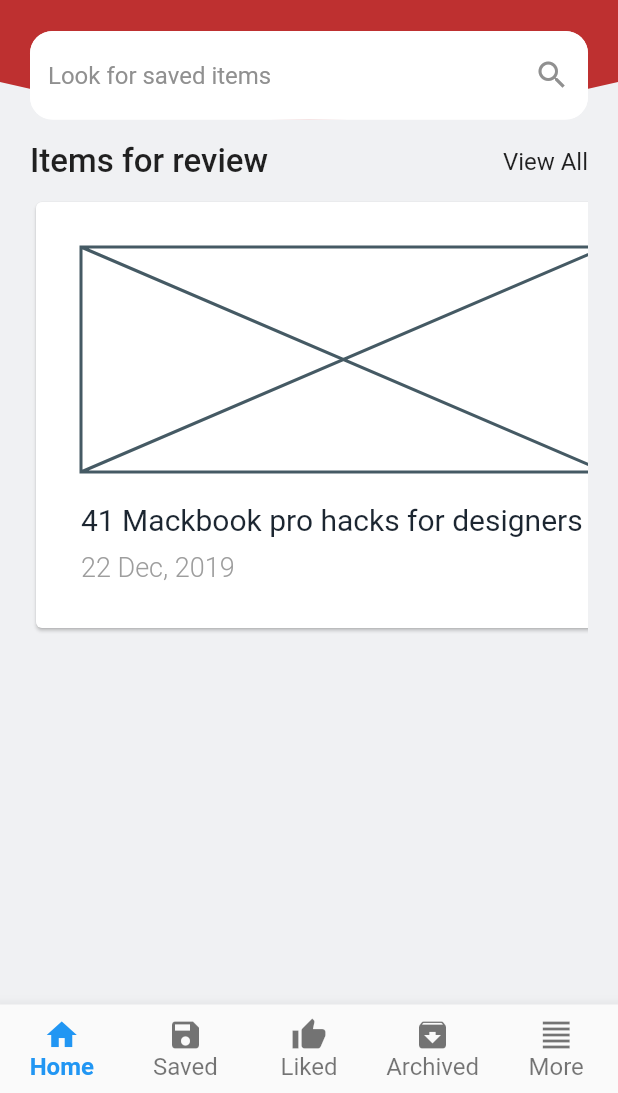
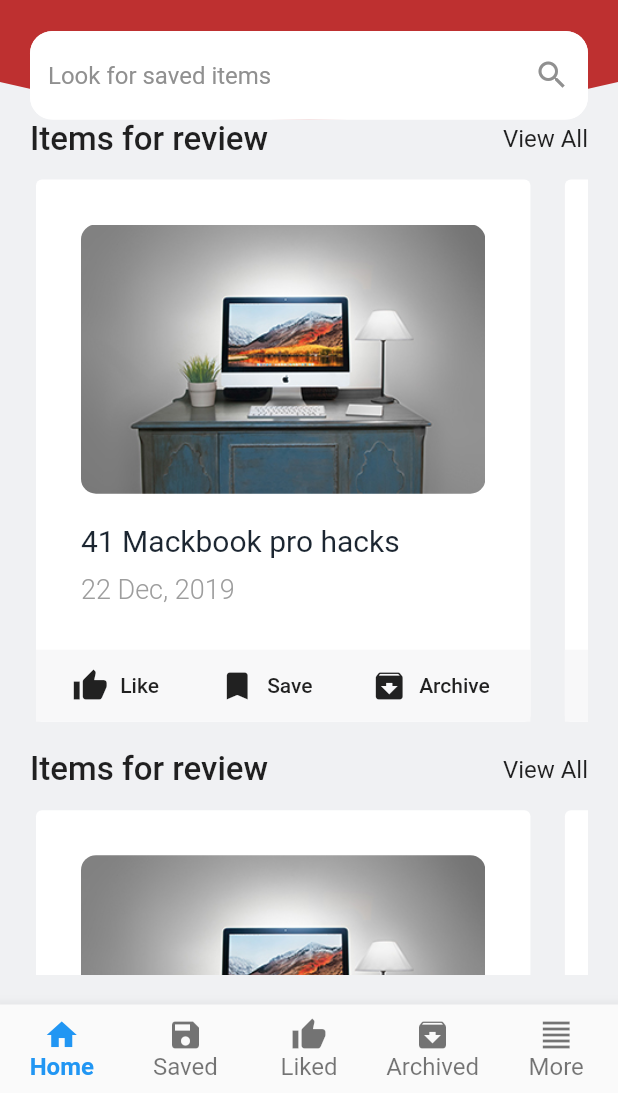
Before and after one commit to codingbbq/remember_me_app, a Flutter app: the screen it shows after launch, on a phone screen of 412 x 824 dp, the part 143-1236 px from its top. Run offline on Flutter 3.47's test engine with Material 2 defaults, Android fonts, the phone set to English and light mode, and no system bars.

Commit message:
Review cards with basic layout completed

```diff
--- a/lib/components/reviewCard.dart
+++ b/lib/components/reviewCard.dart
@@ -3,23 +3,34 @@ import 'package:flutter/material.dart';
 class ReviewCard extends StatelessWidget {
   @override
   Widget build(BuildContext context) {
-    return Card(
+    return Padding(
+      padding: const EdgeInsets.only(right: 15.0),
+      child: Card(
+        elevation: 0,
         child: Container(
+          width: MediaQuery.of(context).size.width * 0.80, // width of the card
+          child: Column(
+            crossAxisAlignment: CrossAxisAlignment.start,
+            children: <Widget>[
+              Padding(
                 padding: const EdgeInsets.all(30.0),
                 child: Column(
                   crossAxisAlignment: CrossAxisAlignment.start,
                   children: <Widget>[
                     Container(
-              child: Placeholder(
-                fallbackHeight: 150,
-                fallbackWidth: 350,
-              )
+                      child: ClipRRect(
+                      borderRadius: BorderRadius.circular(10),
+                      child: Image.asset(
+                        'assets/images/mac.jpg',
+                        fit: BoxFit.cover,
+                        ),
+                      ),
                     ),
                     SizedBox(
                       height: 20.0,
                     ),
                     Text(
-              "41 Mackbook pro hacks for designers",
+                      "41 Mackbook pro hacks",
                       style: TextStyle(
                         fontWeight: FontWeight.w400,
                         fontSize: 20.0,
@@ -36,8 +47,38 @@ class ReviewCard extends StatelessWidget {
                         fontWeight: FontWeight.w300,
                         color: Color(0xFF9d9d9d)
                       ),
+                    ),
+                  ],
+                ),
+              ),
+              Container(
+                width: MediaQuery.of(context).size.width,
+                color: Color(0xFFf8f8f9),
+                child: Row(
+                  mainAxisAlignment: MainAxisAlignment.spaceEvenly,
+                  children: <Widget>[
+                    FlatButton.icon(
+                      onPressed: (){},
+                      icon: Icon(Icons.thumb_up),
+                      label: Text("Like")
+                    ),
+
+                    FlatButton.icon(
+                      onPressed: (){},
+                      icon: Icon(Icons.bookmark),
+                      label: Text("Save")
+                    ),
+
+                    FlatButton.icon(
+                      onPressed: (){},
+                      icon: Icon(Icons.archive),
+                      label: Text("Archive")
+                    ),
+                  ],
+                ),
               )
             ],
+          ),
         ),
       ),
     );
--- a/lib/pages/home_page/elements/itemsforreview.dart
+++ b/lib/pages/home_page/elements/itemsforreview.dart
@@ -7,6 +7,7 @@ class ItemsForReview extends StatelessWidget {
   Widget build(BuildContext context) {
     return Container(
       child: Column(
+        crossAxisAlignment: CrossAxisAlignment.start,
         children: <Widget>[
           Row(
             mainAxisAlignment: MainAxisAlignment.spaceBetween,
@@ -40,6 +41,9 @@ class ItemsForReview extends StatelessWidget {
             child: Container(
               child: Row(
                 children: <Widget>[
+                  ReviewCard(),
+                  ReviewCard(),
+                  ReviewCard(),
                   ReviewCard()
                 ],
               ),
--- a/lib/pages/home_page/home_page.dart
+++ b/lib/pages/home_page/home_page.dart
@@ -22,12 +22,20 @@ class HomePage extends StatelessWidget {
                 height: 10.0,
               ),
               SearchBar(),
+              Expanded(
+                child: ListView(
+                  scrollDirection: Axis.vertical,
+                  children: <Widget>[
+                    ItemsForReview(),
                     SizedBox(
                       height: 15.0,
                     ),
                     ItemsForReview(),
                   ],
                 ),
+              )
+            ],
+        ),
       ),
     );
   }
--- a/pubspec.yaml
+++ b/pubspec.yaml
@@ -41,9 +41,8 @@ flutter:
   uses-material-design: true
 
   # To add assets to your application, add an assets section, like this:
-  # assets:
-  #  - images/a_dot_burr.jpeg
-  #  - images/a_dot_ham.jpeg
+  assets:
+   - assets/images/
 
   # An image asset can refer to one or more resolution-specific "variants", see
   # https://flutter.dev/assets-and-images/#resolution-aware.
```
Also changed, not shown: assets/images/mac.jpg (added). Lines whose indentation alone changed are shown as unchanged.
